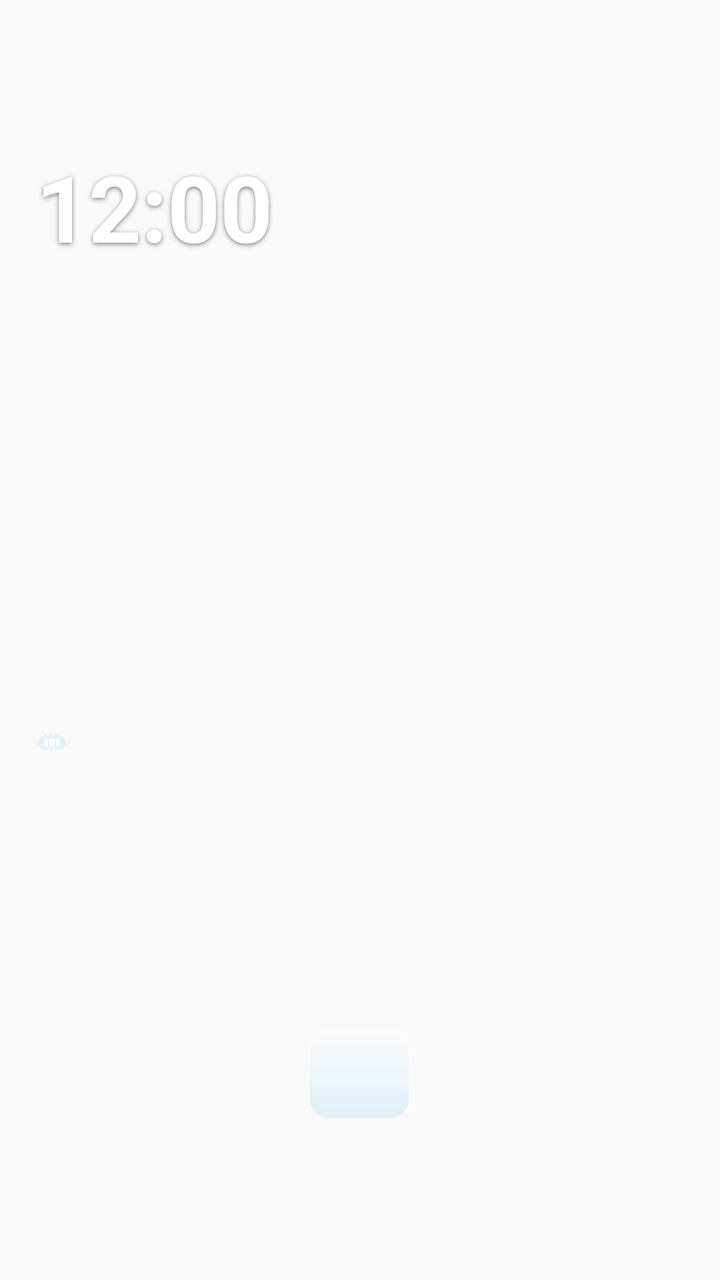
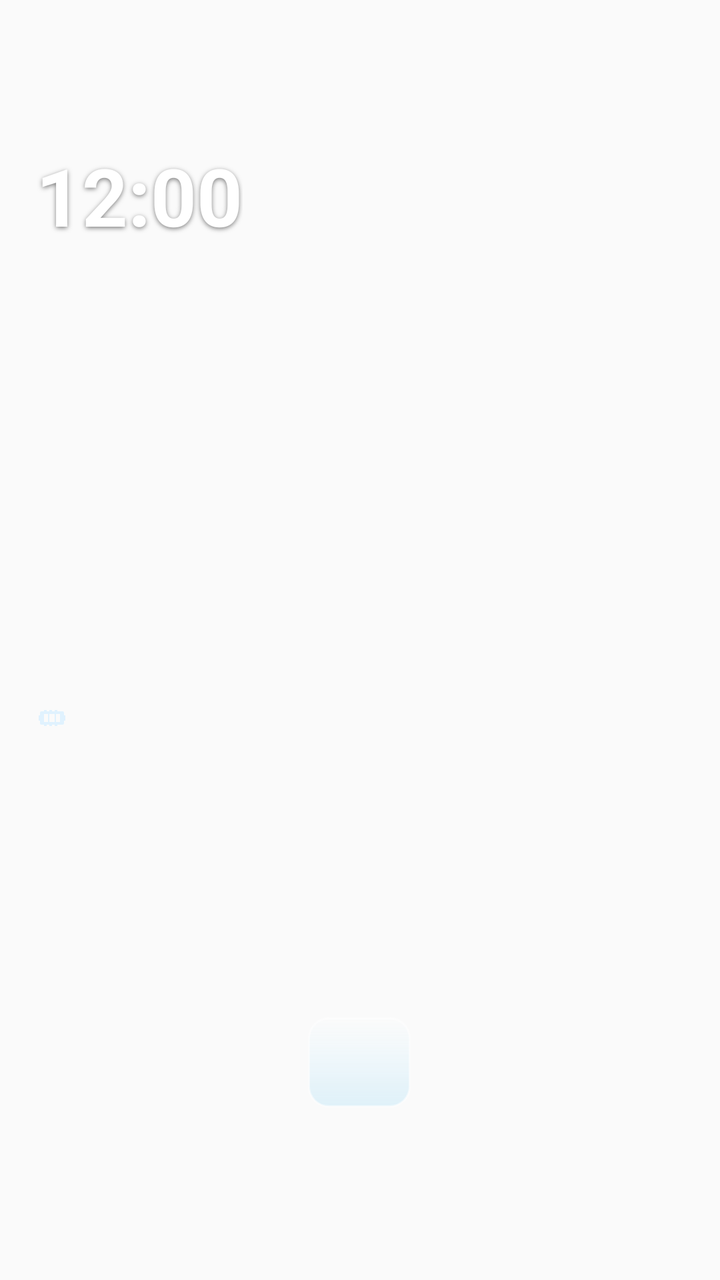

Two renders of the same Android screen: before a commit and after it. Below are the layout's source before the change and the commit's diff.
<!-- AndroidManifest.xml: application theme Theme.LumiGlassWidgets -->
<!-- res/layout/widget_layout_4x4.xml -->
<?xml version="1.0" encoding="utf-8"?>
<FrameLayout xmlns:android="http://schemas.android.com/apk/res/android"
    android:id="@+id/widget_root"
    android:layout_width="match_parent"
    android:layout_height="match_parent"
    android:background="@android:color/transparent">

    <ImageView
        android:id="@+id/widget_glass_bg"
        android:layout_width="match_parent"
        android:layout_height="match_parent"
        android:contentDescription="@null"
        android:scaleType="fitXY" />

    <LinearLayout
        android:id="@+id/widget_content_root"
        android:layout_width="match_parent"
        android:layout_height="match_parent"
        android:orientation="vertical"
        android:paddingStart="18dp"
        android:paddingTop="12dp"
        android:paddingEnd="18dp"
        android:paddingBottom="12dp"
        android:weightSum="100">

        
        <LinearLayout
            android:layout_width="match_parent"
            android:layout_height="0dp"
            android:layout_weight="36"
            android:gravity="center_vertical"
            android:orientation="vertical">

            <TextClock
                android:id="@+id/widget_clock_single"
                android:layout_width="wrap_content"
                android:layout_height="wrap_content"
                android:ellipsize="end"
                android:format12Hour="hh:mm"
                android:format24Hour="HH:mm"
                android:includeFontPadding="false"
                android:maxLines="1"
                android:shadowColor="#80000000"
                android:shadowDy="2"
                android:shadowRadius="6"
                android:textColor="#FFFFFF"
                android:textSize="46sp"
                android:textStyle="bold" />

            <LinearLayout
                android:id="@+id/widget_clock_split_container"
                android:layout_width="wrap_content"
                android:layout_height="wrap_content"
                android:orientation="horizontal"
                android:visibility="gone">

                <TextClock
                    android:id="@+id/widget_clock_split_hour"
                    android:layout_width="wrap_content"
                    android:layout_height="wrap_content"
                    android:format12Hour="hh"
                    android:format24Hour="HH"
                    android:includeFontPadding="false"
                    android:shadowColor="#80000000"
                    android:shadowDy="2"
                    android:shadowRadius="6"
                    android:textColor="#FFFFFF"
                    android:textSize="44sp"
                    android:textStyle="bold" />

                <TextClock
                    android:id="@+id/widget_clock_split_minute"
                    android:layout_width="wrap_content"
                    android:layout_height="wrap_content"
                    android:layout_marginStart="8dp"
                    android:format12Hour="mm"
                    android:format24Hour="mm"
                    android:includeFontPadding="false"
                    android:shadowColor="#80000000"
                    android:shadowDy="2"
                    android:shadowRadius="6"
                    android:textColor="#BAE6FD"
                    android:textSize="44sp" />
            </LinearLayout>

            <TextView
                android:id="@+id/widget_date_text"
                android:layout_width="wrap_content"
                android:layout_height="wrap_content"
                android:layout_marginTop="2dp"
                android:ellipsize="end"
                android:includeFontPadding="false"
                android:maxLines="1"
                android:shadowColor="#70000000"
                android:shadowDy="1"
                android:shadowRadius="4"
                android:textColor="#F8FAFC"
                android:textSize="14sp" />

            <TextView
                android:id="@+id/widget_lunar_text"
                android:layout_width="wrap_content"
                android:layout_height="wrap_content"
                android:layout_marginTop="2dp"
                android:ellipsize="end"
                android:includeFontPadding="false"
                android:maxLines="1"
                android:shadowColor="#70000000"
                android:shadowDy="1"
                android:shadowRadius="4"
                android:textColor="#BAE6FD"
                android:textSize="12sp" />
        </LinearLayout>

        
        <LinearLayout
            android:layout_width="match_parent"
            android:layout_height="0dp"
            android:layout_weight="34"
            android:gravity="center_vertical"
            android:orientation="vertical">

            <LinearLayout
                android:id="@+id/widget_weather_container"
                android:layout_width="match_parent"
                android:layout_height="wrap_content"
                android:gravity="center_vertical"
                android:orientation="horizontal">

                <ImageView
                    android:id="@+id/widget_weather_icon"
                    android:layout_width="34dp"
                    android:layout_height="34dp"
                    android:layout_marginEnd="10dp"
                    android:contentDescription="@null" />

                <LinearLayout
                    android:layout_width="0dp"
                    android:layout_height="wrap_content"
                    android:layout_weight="1"
                    android:orientation="vertical">

                    <LinearLayout
                        android:layout_width="wrap_content"
                        android:layout_height="wrap_content"
                        android:gravity="center_vertical"
                        android:orientation="horizontal">

                        <TextView
                            android:id="@+id/widget_weather_temp"
                            android:layout_width="wrap_content"
                            android:layout_height="wrap_content"
                            android:includeFontPadding="false"
                            android:shadowColor="#80000000"
                            android:shadowDy="1"
                            android:shadowRadius="4"
                            android:textColor="#FFFFFF"
                            android:textSize="19sp"
                            android:textStyle="bold" />

                        <TextView
                            android:id="@+id/widget_weather_condition"
                            android:layout_width="wrap_content"
                            android:layout_height="wrap_content"
                            android:layout_marginStart="8dp"
                            android:ellipsize="end"
                            android:includeFontPadding="false"
                            android:maxLines="1"
                            android:shadowColor="#70000000"
                            android:shadowDy="1"
                            android:shadowRadius="3"
                            android:textColor="#F1F5F9"
                            android:textSize="13sp" />
                    </LinearLayout>

                    <TextView
                        android:id="@+id/widget_weather_details"
                        android:layout_width="wrap_content"
                        android:layout_height="wrap_content"
                        android:layout_marginTop="2dp"
                        android:ellipsize="end"
                        android:includeFontPadding="false"
                        android:maxLines="1"
                        android:shadowColor="#70000000"
                        android:shadowDy="1"
                        android:shadowRadius="3"
                        android:textColor="#CBD5E1"
                        android:textSize="11.5sp" />
                </LinearLayout>
            </LinearLayout>

            <LinearLayout
                android:id="@+id/widget_battery_container"
                android:layout_width="match_parent"
                android:layout_height="wrap_content"
                android:layout_marginTop="6dp"
                android:gravity="center_vertical"
                android:orientation="horizontal">

                <ImageView
                    android:id="@+id/widget_battery_gauge"
                    android:layout_width="36dp"
                    android:layout_height="17dp"
                    android:layout_marginEnd="8dp"
                    android:contentDescription="@null" />

                <TextView
                    android:id="@+id/widget_battery_percent_text"
                    android:layout_width="wrap_content"
                    android:layout_height="wrap_content"
                    android:includeFontPadding="false"
                    android:shadowColor="#70000000"
                    android:shadowDy="1"
                    android:shadowRadius="3"
                    android:textColor="#FFFFFF"
                    android:textSize="13.5sp"
                    android:textStyle="bold" />

                <TextView
                    android:id="@+id/widget_battery_temp_text"
                    android:layout_width="0dp"
                    android:layout_height="wrap_content"
                    android:layout_marginStart="10dp"
                    android:layout_weight="1"
                    android:ellipsize="end"
                    android:gravity="end"
                    android:includeFontPadding="false"
                    android:maxLines="1"
                    android:shadowColor="#70000000"
                    android:shadowDy="1"
                    android:shadowRadius="3"
                    android:textColor="#E2E8F0"
                    android:textSize="12sp" />
            </LinearLayout>

            
            <LinearLayout
                android:id="@+id/widget_ram_container"
                android:layout_width="match_parent"
                android:layout_height="wrap_content"
                android:layout_marginTop="5dp"
                android:gravity="center_vertical"
                android:orientation="horizontal">

                <ImageView
                    android:id="@+id/widget_ram_icon"
                    android:layout_width="16dp"
                    android:layout_height="16dp"
                    android:layout_marginEnd="6dp"
                    android:contentDescription="@null"
                    android:src="@drawable/ic_glass_ram" />

                <TextView
                    android:id="@+id/widget_ram_text"
                    android:layout_width="wrap_content"
                    android:layout_height="wrap_content"
                    android:includeFontPadding="false"
                    android:shadowColor="#70000000"
                    android:shadowDy="1"
                    android:shadowRadius="3"
                    android:textColor="#E0F2FE"
                    android:textSize="12sp" />
            </LinearLayout>
        </LinearLayout>

        
        <LinearLayout
            android:layout_width="match_parent"
            android:layout_height="0dp"
            android:layout_weight="30"
            android:gravity="center_vertical"
            android:orientation="vertical">

            <include layout="@layout/include_week_calendar_strip" />
        </LinearLayout>
    </LinearLayout>
</FrameLayout>
<!-- res/layout/include_week_calendar_strip.xml (included above) -->
<?xml version="1.0" encoding="utf-8"?>
<LinearLayout xmlns:android="http://schemas.android.com/apk/res/android"
    android:id="@+id/widget_week_strip_container"
    android:layout_width="match_parent"
    android:layout_height="wrap_content"
    android:baselineAligned="false"
    android:gravity="center_vertical"
    android:orientation="horizontal"
    android:paddingTop="4dp">

    
    <LinearLayout
        android:id="@+id/cal_col_0_box"
        android:layout_width="0dp"
        android:layout_height="wrap_content"
        android:layout_weight="1"
        android:gravity="center"
        android:orientation="vertical"
        android:paddingVertical="2dp">
        <TextView
            android:id="@+id/cal_col_0_weekday"
            android:layout_width="wrap_content"
            android:layout_height="wrap_content"
            android:includeFontPadding="false"
            android:maxLines="1"
            android:shadowColor="#70000000"
            android:shadowDy="1"
            android:shadowRadius="2"
            android:textColor="#CBD5E1"
            android:textSize="9.5sp" />
        <TextView
            android:id="@+id/cal_col_0_solar"
            android:layout_width="wrap_content"
            android:layout_height="wrap_content"
            android:includeFontPadding="false"
            android:maxLines="1"
            android:shadowColor="#80000000"
            android:shadowDy="1"
            android:shadowRadius="3"
            android:textColor="#FFFFFF"
            android:textSize="13sp"
            android:textStyle="bold" />
        <TextView
            android:id="@+id/cal_col_0_lunar"
            android:layout_width="wrap_content"
            android:layout_height="wrap_content"
            android:includeFontPadding="false"
            android:maxLines="1"
            android:shadowColor="#70000000"
            android:shadowDy="1"
            android:shadowRadius="2"
            android:textColor="#BAE6FD"
            android:textSize="9sp" />
    </LinearLayout>

    
    <LinearLayout
        android:id="@+id/cal_col_1_box"
        android:layout_width="0dp"
        android:layout_height="wrap_content"
        android:layout_weight="1"
        android:gravity="center"
        android:orientation="vertical"
        android:paddingVertical="2dp">
        <TextView
            android:id="@+id/cal_col_1_weekday"
            android:layout_width="wrap_content"
            android:layout_height="wrap_content"
            android:includeFontPadding="false"
            android:maxLines="1"
            android:shadowColor="#70000000"
            android:shadowDy="1"
            android:shadowRadius="2"
            android:textColor="#CBD5E1"
            android:textSize="9.5sp" />
        <TextView
            android:id="@+id/cal_col_1_solar"
            android:layout_width="wrap_content"
            android:layout_height="wrap_content"
            android:includeFontPadding="false"
            android:maxLines="1"
            android:shadowColor="#80000000"
            android:shadowDy="1"
            android:shadowRadius="3"
            android:textColor="#FFFFFF"
            android:textSize="13sp"
            android:textStyle="bold" />
        <TextView
            android:id="@+id/cal_col_1_lunar"
            android:layout_width="wrap_content"
            android:layout_height="wrap_content"
            android:includeFontPadding="false"
            android:maxLines="1"
            android:shadowColor="#70000000"
            android:shadowDy="1"
            android:shadowRadius="2"
            android:textColor="#BAE6FD"
            android:textSize="9sp" />
    </LinearLayout>

    
    <LinearLayout
        android:id="@+id/cal_col_2_box"
        android:layout_width="0dp"
        android:layout_height="wrap_content"
        android:layout_weight="1"
        android:gravity="center"
        android:orientation="vertical"
        android:paddingVertical="2dp">
        <TextView
            android:id="@+id/cal_col_2_weekday"
            android:layout_width="wrap_content"
            android:layout_height="wrap_content"
            android:includeFontPadding="false"
            android:maxLines="1"
            android:shadowColor="#70000000"
            android:shadowDy="1"
            android:shadowRadius="2"
            android:textColor="#CBD5E1"
            android:textSize="9.5sp" />
        <TextView
            android:id="@+id/cal_col_2_solar"
            android:layout_width="wrap_content"
            android:layout_height="wrap_content"
            android:includeFontPadding="false"
            android:maxLines="1"
            android:shadowColor="#80000000"
            android:shadowDy="1"
            android:shadowRadius="3"
            android:textColor="#FFFFFF"
            android:textSize="13sp"
            android:textStyle="bold" />
        <TextView
            android:id="@+id/cal_col_2_lunar"
            android:layout_width="wrap_content"
            android:layout_height="wrap_content"
            android:includeFontPadding="false"
            android:maxLines="1"
            android:shadowColor="#70000000"
            android:shadowDy="1"
            android:shadowRadius="2"
            android:textColor="#BAE6FD"
            android:textSize="9sp" />
    </LinearLayout>

    
    <LinearLayout
        android:id="@+id/cal_col_3_box"
        android:layout_width="0dp"
        android:layout_height="wrap_content"
        android:layout_marginHorizontal="2dp"
        android:layout_weight="1.15"
        android:background="@drawable/bg_glass_today_pill"
        android:gravity="center"
        android:orientation="vertical"
        android:paddingVertical="3dp">
        <TextView
            android:id="@+id/cal_col_3_weekday"
            android:layout_width="wrap_content"
            android:layout_height="wrap_content"
            android:includeFontPadding="false"
            android:maxLines="1"
            android:shadowColor="#80000000"
            android:shadowDy="1"
            android:shadowRadius="2"
            android:textColor="#FFFFFF"
            android:textSize="9.5sp"
            android:textStyle="bold" />
        <TextView
            android:id="@+id/cal_col_3_solar"
            android:layout_width="wrap_content"
            android:layout_height="wrap_content"
            android:includeFontPadding="false"
            android:maxLines="1"
            android:shadowColor="#80000000"
            android:shadowDy="1"
            android:shadowRadius="3"
            android:textColor="#FFFFFF"
            android:textSize="14sp"
            android:textStyle="bold" />
        <TextView
            android:id="@+id/cal_col_3_lunar"
            android:layout_width="wrap_content"
            android:layout_height="wrap_content"
            android:includeFontPadding="false"
            android:maxLines="1"
            android:shadowColor="#80000000"
            android:shadowDy="1"
            android:shadowRadius="2"
            android:textColor="#7DD3FC"
            android:textSize="9.5sp"
            android:textStyle="bold" />
    </LinearLayout>

    
    <LinearLayout
        android:id="@+id/cal_col_4_box"
        android:layout_width="0dp"
        android:layout_height="wrap_content"
        android:layout_weight="1"
        android:gravity="center"
        android:orientation="vertical"
        android:paddingVertical="2dp">
        <TextView
            android:id="@+id/cal_col_4_weekday"
            android:layout_width="wrap_content"
            android:layout_height="wrap_content"
            android:includeFontPadding="false"
            android:maxLines="1"
            android:shadowColor="#70000000"
            android:shadowDy="1"
            android:shadowRadius="2"
            android:textColor="#CBD5E1"
            android:textSize="9.5sp" />
        <TextView
            android:id="@+id/cal_col_4_solar"
            android:layout_width="wrap_content"
            android:layout_height="wrap_content"
            android:includeFontPadding="false"
            android:maxLines="1"
            android:shadowColor="#80000000"
            android:shadowDy="1"
            android:shadowRadius="3"
            android:textColor="#FFFFFF"
            android:textSize="13sp"
            android:textStyle="bold" />
        <TextView
            android:id="@+id/cal_col_4_lunar"
            android:layout_width="wrap_content"
            android:layout_height="wrap_content"
            android:includeFontPadding="false"
            android:maxLines="1"
            android:shadowColor="#70000000"
            android:shadowDy="1"
            android:shadowRadius="2"
            android:textColor="#BAE6FD"
            android:textSize="9sp" />
    </LinearLayout>

    
    <LinearLayout
        android:id="@+id/cal_col_5_box"
        android:layout_width="0dp"
        android:layout_height="wrap_content"
        android:layout_weight="1"
        android:gravity="center"
        android:orientation="vertical"
        android:paddingVertical="2dp">
        <TextView
            android:id="@+id/cal_col_5_weekday"
            android:layout_width="wrap_content"
            android:layout_height="wrap_content"
            android:includeFontPadding="false"
            android:maxLines="1"
            android:shadowColor="#70000000"
            android:shadowDy="1"
            android:shadowRadius="2"
            android:textColor="#CBD5E1"
            android:textSize="9.5sp" />
        <TextView
            android:id="@+id/cal_col_5_solar"
            android:layout_width="wrap_content"
            android:layout_height="wrap_content"
            android:includeFontPadding="false"
            android:maxLines="1"
            android:shadowColor="#80000000"
            android:shadowDy="1"
            android:shadowRadius="3"
            android:textColor="#FFFFFF"
            android:textSize="13sp"
            android:textStyle="bold" />
        <TextView
            android:id="@+id/cal_col_5_lunar"
            android:layout_width="wrap_content"
            android:layout_height="wrap_content"
            android:includeFontPadding="false"
            android:maxLines="1"
            android:shadowColor="#70000000"
            android:shadowDy="1"
            android:shadowRadius="2"
            android:textColor="#BAE6FD"
            android:textSize="9sp" />
    </LinearLayout>

    
    <LinearLayout
        android:id="@+id/cal_col_6_box"
        android:layout_width="0dp"
        android:layout_height="wrap_content"
        android:layout_weight="1"
        android:gravity="center"
        android:orientation="vertical"
        android:paddingVertical="2dp">
        <TextView
            android:id="@+id/cal_col_6_weekday"
            android:layout_width="wrap_content"
            android:layout_height="wrap_content"
            android:includeFontPadding="false"
            android:maxLines="1"
            android:shadowColor="#70000000"
            android:shadowDy="1"
            android:shadowRadius="2"
            android:textColor="#CBD5E1"
            android:textSize="9.5sp" />
        <TextView
            android:id="@+id/cal_col_6_solar"
            android:layout_width="wrap_content"
            android:layout_height="wrap_content"
            android:includeFontPadding="false"
            android:maxLines="1"
            android:shadowColor="#80000000"
            android:shadowDy="1"
            android:shadowRadius="3"
            android:textColor="#FFFFFF"
            android:textSize="13sp"
            android:textStyle="bold" />
        <TextView
            android:id="@+id/cal_col_6_lunar"
            android:layout_width="wrap_content"
            android:layout_height="wrap_content"
            android:includeFontPadding="false"
            android:maxLines="1"
            android:shadowColor="#70000000"
            android:shadowDy="1"
            android:shadowRadius="2"
            android:textColor="#BAE6FD"
            android:textSize="9sp" />
    </LinearLayout>

</LinearLayout>
<!-- resources referenced by this layout -->
<resources>
  <!-- drawable bg_glass_today_pill (drawable) -->
  <?xml version="1.0" encoding="utf-8"?>
  <shape xmlns:android="http://schemas.android.com/apk/res/android"
      android:shape="rectangle">
      <corners android:radius="10dp" />
      <gradient
          android:angle="270"
          android:endColor="#2238BDF8"
          android:startColor="#38FFFFFF"
          android:type="linear" />
      <stroke
          android:width="1dp"
          android:color="#88FFFFFF" />
  </shape>
  <!-- drawable ic_glass_ram (drawable) -->
  <vector xmlns:android="http://schemas.android.com/apk/res/android"
      android:width="24dp"
      android:height="24dp"
      android:viewportWidth="24"
      android:viewportHeight="24">
      
      <path
          android:fillColor="#E0F2FE"
          android:pathData="M4,7h16c0.55,0 1,0.45 1,1v8c0,0.55 -0.45,1 -1,1H4c-0.55,0 -1,-0.45 -1,-1V8c0,-0.55 0.45,-1 1,-1zm2,2v6h3V9H6zm4,0v6h4V9h-4zm5,0v6h3V9h-3zM2,10h1v4H2v-4zm19,0h1v4h-1v-4zM6,17h2v1H6v-1zm4,0h2v1h-2v-1zm4,0h2v1h-2v-1zm-8,-11h2v1H6V6zm4,0h2v1h-2V6zm4,0h2v1h-2V6z"/>
  </vector>
  <style name="Theme.LumiGlassWidgets" parent="android:Theme.Material.Light.NoActionBar" />
</resources>

<!-- the commit's change to res/layout/widget_layout_4x4.xml (unified diff, before → after) -->
@@ -27,7 +27,7 @@
         <LinearLayout
             android:layout_width="match_parent"
             android:layout_height="0dp"
-            android:layout_weight="36"
+            android:layout_weight="34"
             android:gravity="center_vertical"
             android:orientation="vertical">
 
@@ -44,7 +44,7 @@
                 android:shadowDy="2"
                 android:shadowRadius="6"
                 android:textColor="#FFFFFF"
-                android:textSize="46sp"
+                android:textSize="40sp"
                 android:textStyle="bold" />
 
             <LinearLayout
@@ -65,7 +65,7 @@
                     android:shadowDy="2"
                     android:shadowRadius="6"
                     android:textColor="#FFFFFF"
-                    android:textSize="44sp"
+                    android:textSize="38sp"
                     android:textStyle="bold" />
 
                 <TextClock
@@ -80,7 +80,7 @@
                     android:shadowDy="2"
                     android:shadowRadius="6"
                     android:textColor="#BAE6FD"
-                    android:textSize="44sp" />
+                    android:textSize="38sp" />
             </LinearLayout>
 
             <TextView
@@ -95,7 +95,7 @@
                 android:shadowDy="1"
                 android:shadowRadius="4"
                 android:textColor="#F8FAFC"
-                android:textSize="14sp" />
+                android:textSize="13.5sp" />
 
             <TextView
                 android:id="@+id/widget_lunar_text"
@@ -267,7 +267,7 @@
         <LinearLayout
             android:layout_width="match_parent"
             android:layout_height="0dp"
-            android:layout_weight="30"
+            android:layout_weight="32"
             android:gravity="center_vertical"
             android:orientation="vertical">
 
